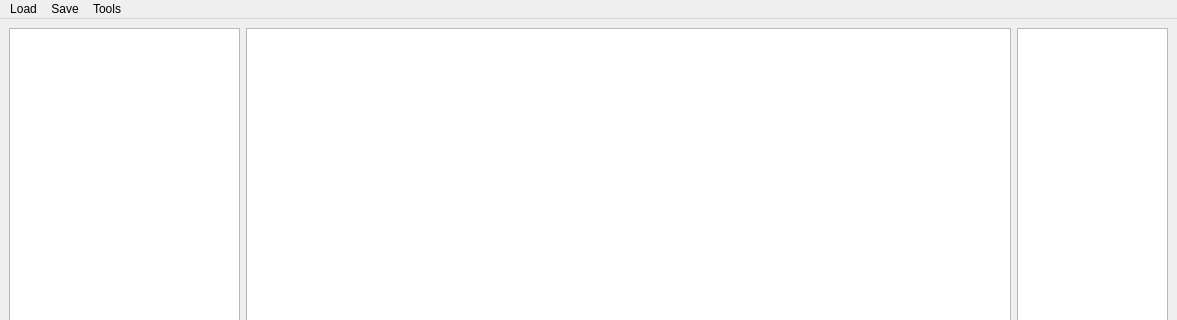
Before: the Qt Designer form mainwindow.ui in KevinUTAT/active_data_set, drawn with Qt 5; both pictures show x 0 to 1177 and y 0 to 320 of the 1177 by 654 pixel window.
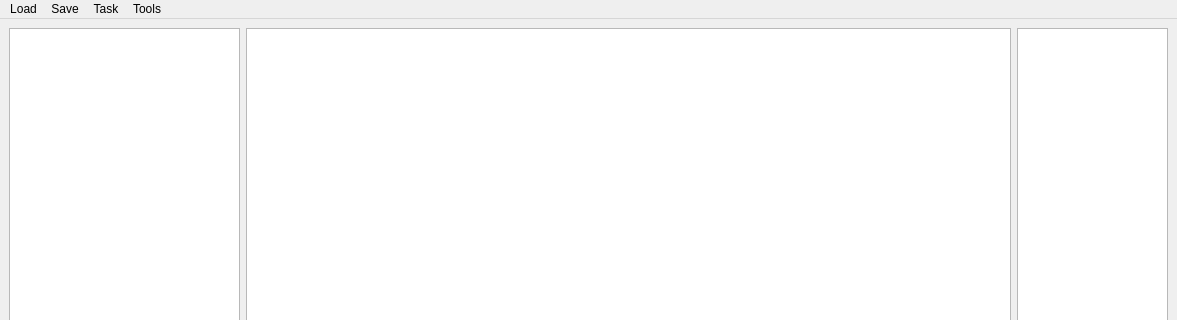
After: the same form once the commit is applied.

Commit message: Add new task window

The edit to the form file:
```diff
--- a/mainwindow.ui
+++ b/mainwindow.ui
@@ -160,8 +160,16 @@
     <addaction name="actionData_spliter"/>
     <addaction name="actionRename"/>
    </widget>
+   <widget class="QMenu" name="menuTask">
+    <property name="title">
+     <string>Task</string>
+    </property>
+    <addaction name="actionOpenTask"/>
+    <addaction name="actionNewTask"/>
+   </widget>
    <addaction name="menuLoad"/>
    <addaction name="menuSave"/>
+   <addaction name="menuTask"/>
    <addaction name="menuTools"/>
   </widget>
   <action name="loadAOAction">
```
Left out of the diff: 10 changed lines with no effect on the pictures. The commit also changes 3 other files.
